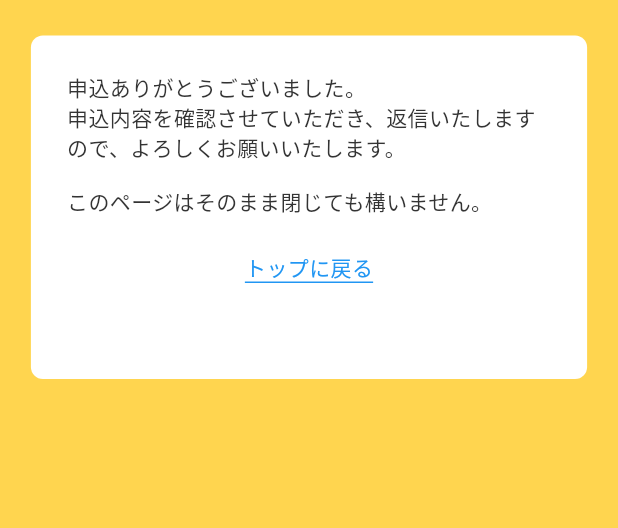
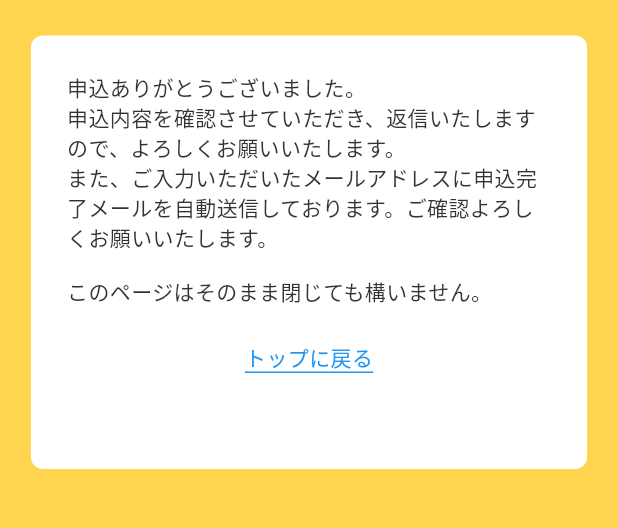
Before and after one commit to agora-creation/miel_work_request_interview_web, a Flutter app: the Step3Screen screen opened directly, on a phone screen of 412 x 824 dp, the part 80-608 px from its top. Run offline on Flutter 3.47's test engine with Material 3 defaults, Android fonts, the phone set to English and light mode, and no system bars; our stand-ins replace calendar_date_picker2, cloud_firestore, firebase_auth, firebase_core, firebase_messaging, flutter_local_notifications and 4 more; missing offline and left inert: alert_banner, board_datetime_picker, common_utils; accounts and stored records are empty; Roboto replaces fonts that are missing (SourceHanSansJP-Bold, SourceHanSansJP-Regular).

Commit message:
20241016 commit

```diff
--- a/lib/screens/step3.dart
+++ b/lib/screens/step3.dart
@@ -33,6 +33,8 @@ class _Step3ScreenState extends State<Step3Screen> {
               children: [
                 const Text('申込ありがとうございました。'),
                 const Text('申込内容を確認させていただき、返信いたしますので、よろしくお願いいたします。'),
+                const Text(
+                    'また、ご入力いただいたメールアドレスに申込完了メールを自動送信しております。ご確認よろしくお願いいたします。'),
                 const SizedBox(height: 16),
                 const Text('このページはそのまま閉じても構いません。'),
                 const SizedBox(height: 24),
```
Also changed, not shown: 1 other file.
